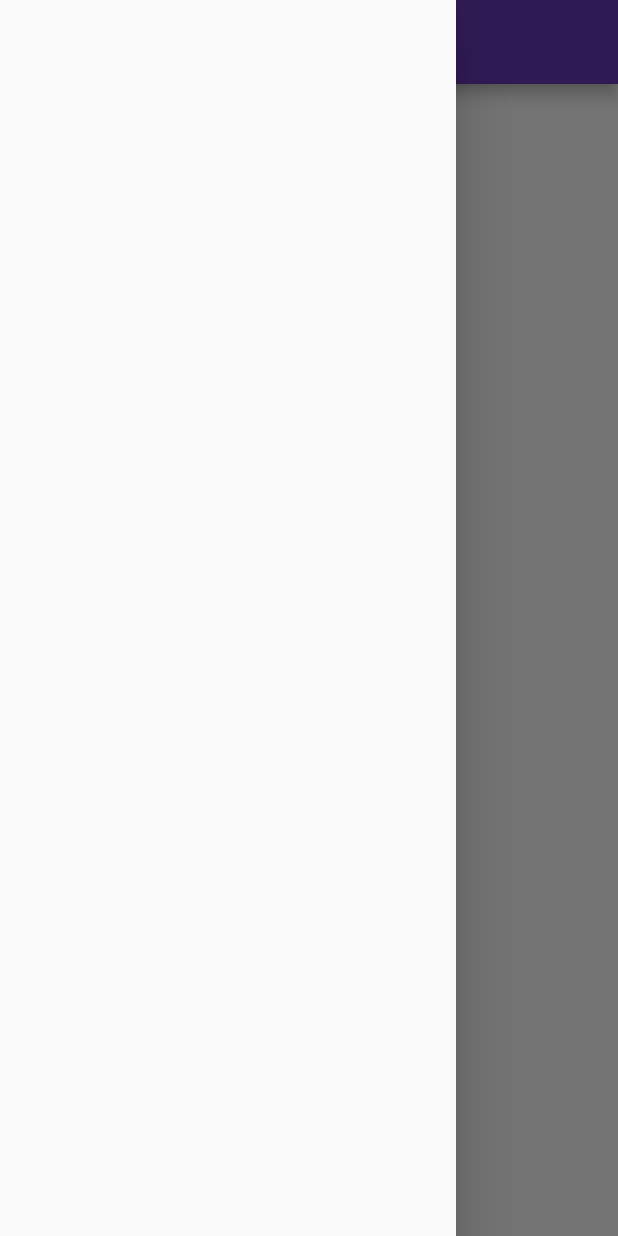
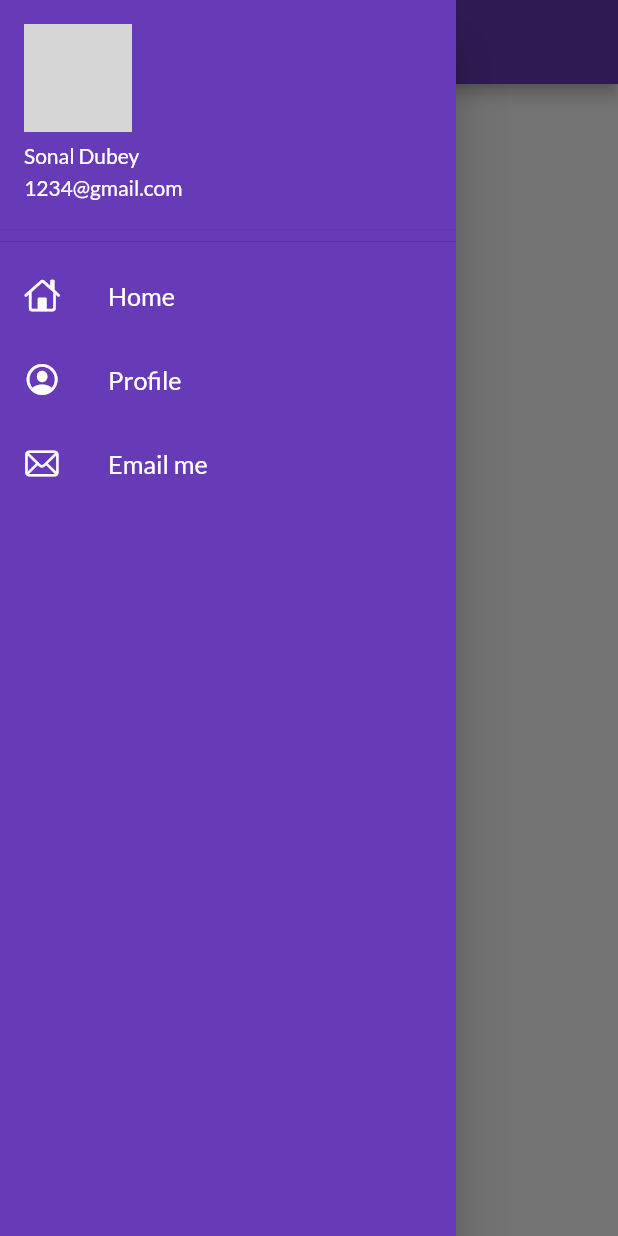
Before and after one commit to sonal1313/LearningFlutter, a Flutter app: the screen it shows after launch, with the side drawer open, on a phone screen of 412 x 824 dp. Run offline on Flutter 3.47's test engine with Material 2 defaults, Android fonts, the phone set to English and light mode, and no system bars; our stand-ins replace google_fonts; network calls fail; grey boxes are pictures that could not be loaded.

Commit message:
Add drawer

```diff
--- a/lib/pages/home_page.dart
+++ b/lib/pages/home_page.dart
@@ -1,4 +1,6 @@
 import 'package:flutter/material.dart';
+
+import '../widgets/drawer.dart';
 
 class HomePage extends StatelessWidget {
   const HomePage({super.key});
@@ -14,7 +16,7 @@ class HomePage extends StatelessWidget {
           child: Text("Welcome to my first flutter app"),
         ),
       ),
-      drawer: Drawer(),
+      drawer: MyDrawer(),
     );
   }
 }
--- /dev/null
+++ b/lib/widgets/drawer.dart
@@ -0,0 +1,65 @@
+import 'package:flutter/cupertino.dart';
+import 'package:flutter/material.dart';
+
+class MyDrawer extends StatelessWidget {
+  const MyDrawer({super.key});
+
+  @override
+  Widget build(BuildContext context) {
+    final imageUrl =
+        "https://upload.wikimedia.org/wikipedia/commons/thumb/5/59/User-avatar.svg/2048px-User-avatar.svg.png";
+    return Drawer(
+      child: Container(
+        color: Colors.deepPurple,
+        child: ListView(
+          children: [
+            DrawerHeader(
+              padding: EdgeInsets.zero,
+              child: UserAccountsDrawerHeader(
+                accountName: Text("Sonal Dubey"),
+                accountEmail: Text("1234@gmail.com"),
+                currentAccountPicture: CircleAvatar(
+                  backgroundImage: NetworkImage(imageUrl),
+                  backgroundColor: Colors.white,
+                ),
+              ),
+            ),
+            ListTile(
+              leading: Icon(
+                CupertinoIcons.home,
+                color: Colors.white,
+              ),
+              title: Text(
+                "Home",
+                textScaleFactor: 1.2,
+                style: TextStyle(color: Colors.white),
+              ),
+            ),
+            ListTile(
+              leading: Icon(
+                CupertinoIcons.profile_circled,
+                color: Colors.white,
+              ),
+              title: Text(
+                "Profile",
+                textScaleFactor: 1.2,
+                style: TextStyle(color: Colors.white),
+              ),
+            ),
+            ListTile(
+              leading: Icon(
+                CupertinoIcons.mail,
+                color: Colors.white,
+              ),
+              title: Text(
+                "Email me",
+                textScaleFactor: 1.2,
+                style: TextStyle(color: Colors.white),
+              ),
+            )
+          ],
+        ),
+      ),
+    );
+  }
+}
```
